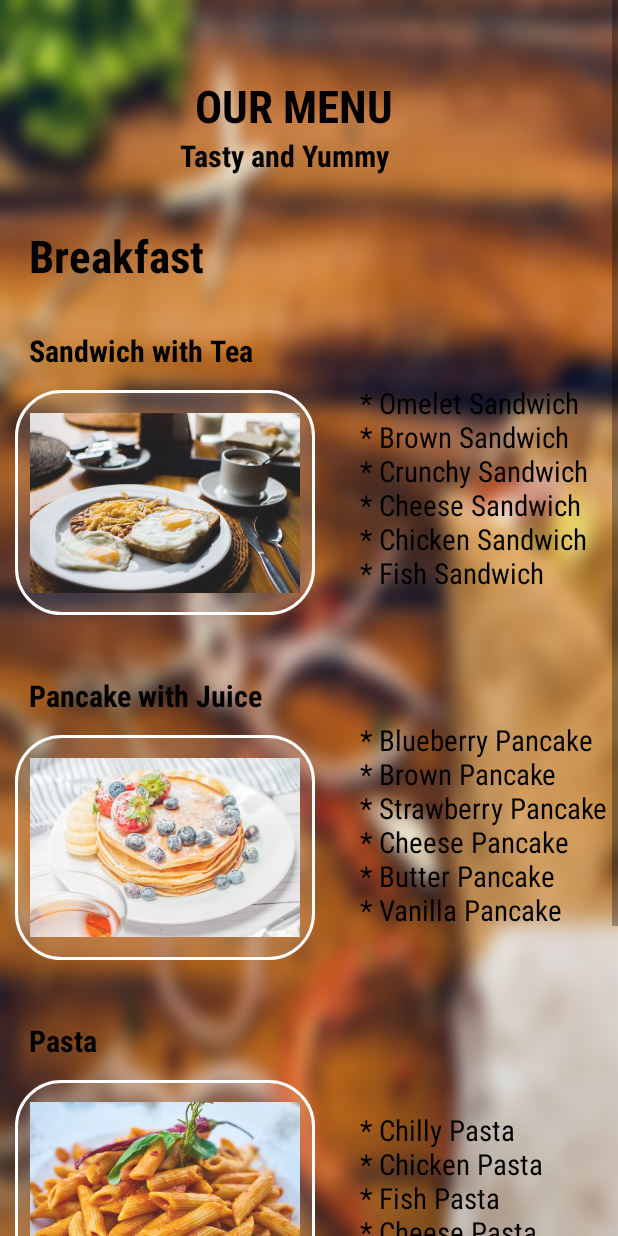
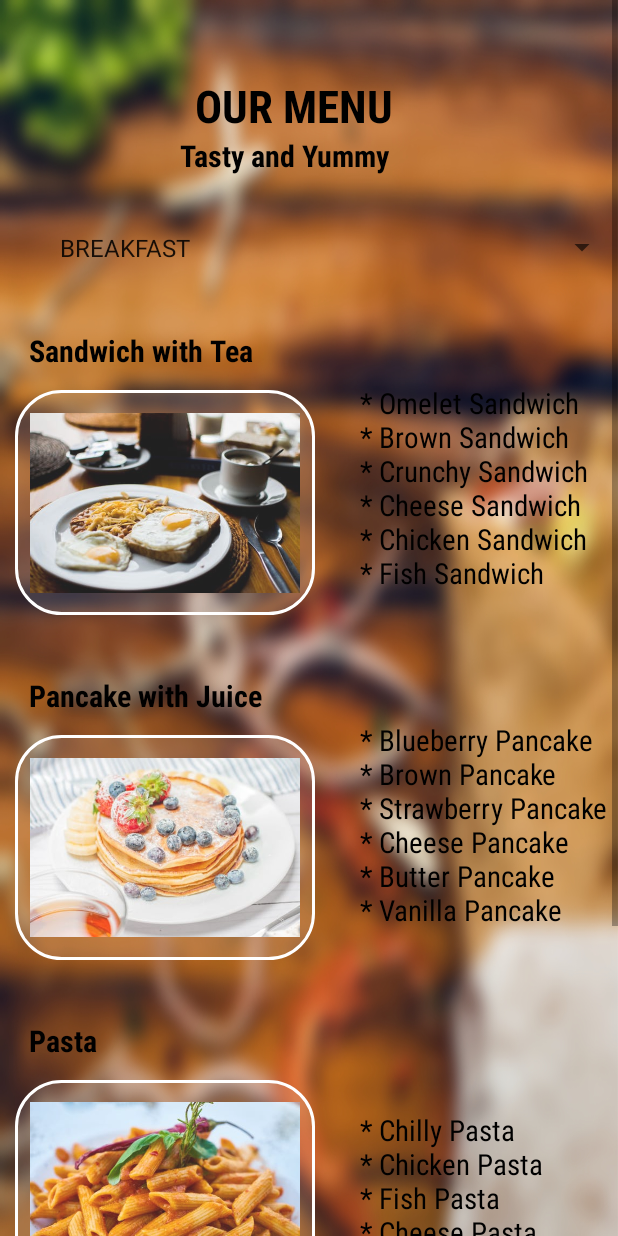
Before and after one commit to david95110/Hotel-Reservation, an Android app: the ResturentActivity screen opened directly, with no data from a screen before it, on a phone screen of 412 x 824 dp. Run offline under Robolectric (Android 15) with nearby library versions, the phone set to English and light mode, and no system bars.

```diff
--- a/app/src/main/AndroidManifest.xml
+++ b/app/src/main/AndroidManifest.xml
@@ -8,7 +8,8 @@
         android:label="@string/app_name"
         android:roundIcon="@mipmap/ic_launcher_round"
         android:supportsRtl="true">
-        <activity android:name=".MaindashboardActivity"></activity>
+        <activity android:name=".LunchActivity"></activity>
+        <activity android:name=".MaindashboardActivity" />
         <activity
             android:name=".SpaActivity"
             android:theme="@style/DashBoardTheme" />
--- a/app/src/main/java/com/example/hotelreservation/ResturentActivity.java
+++ b/app/src/main/java/com/example/hotelreservation/ResturentActivity.java
@@ -3,6 +3,8 @@ package com.example.hotelreservation;
 import androidx.appcompat.app.AppCompatActivity;
 
 import android.os.Bundle;
+import android.widget.ArrayAdapter;
+import android.widget.Spinner;
 
 public class ResturentActivity extends AppCompatActivity {
 
@@ -10,5 +12,13 @@ public class ResturentActivity extends AppCompatActivity {
     protected void onCreate(Bundle savedInstanceState) {
         super.onCreate(savedInstanceState);
         setContentView(R.layout.activity_resturent);
+
+        Spinner mySpinner = (Spinner) findViewById(R.id.spinner1);
+
+        ArrayAdapter<String> myAdapter = new ArrayAdapter<String>(ResturentActivity.this,
+                android.R.layout.simple_expandable_list_item_1, getResources().getStringArray(R.array.names));
+
+        myAdapter.setDropDownViewResource(android.R.layout.simple_spinner_dropdown_item);
+        mySpinner.setAdapter(myAdapter);
     }
 }
--- a/app/src/main/res/layout/activity_resturent.xml
+++ b/app/src/main/res/layout/activity_resturent.xml
@@ -37,17 +37,12 @@
             android:textSize="20dp"
             android:textColor="#000000" />
 
-        <TextView
-            android:id="@+id/textView21"
-            android:layout_width="wrap_content"
-            android:layout_height="wrap_content"
-            android:text="Breakfast"
-            android:layout_marginTop="150dp"
-            android:layout_marginLeft="19dp"
-            android:textStyle="bold"
-            android:fontFamily="sans-serif-condensed"
-            android:textSize="30dp"
-            android:textColor="#000000"/>
+        <Spinner
+            android:id="@+id/spinner1"
+            android:layout_width="match_parent"
+            android:layout_height="50dp"
+            android:layout_marginTop="140dp"/>
+
 
 
         <ImageView
@@ -247,6 +242,8 @@
             android:layout_marginTop="950dp"
             android:layout_marginLeft="10dp"
             android:background="@drawable/menu"
+
+
             />
 
         <TextView
@@ -279,6 +276,8 @@
             android:textColor="#000000"/>
 
 
+
+
     </RelativeLayout>
 
 </ScrollView>
```
Also changed, not shown: app/src/main/java/com/example/hotelreservation/LunchActivity.java (added, +14 -0 lines), app/src/main/res/layout/activity_lunch.xml (added, +34 -0 lines), app/src/main/res/values/strings.xml (+7 -0 lines).
